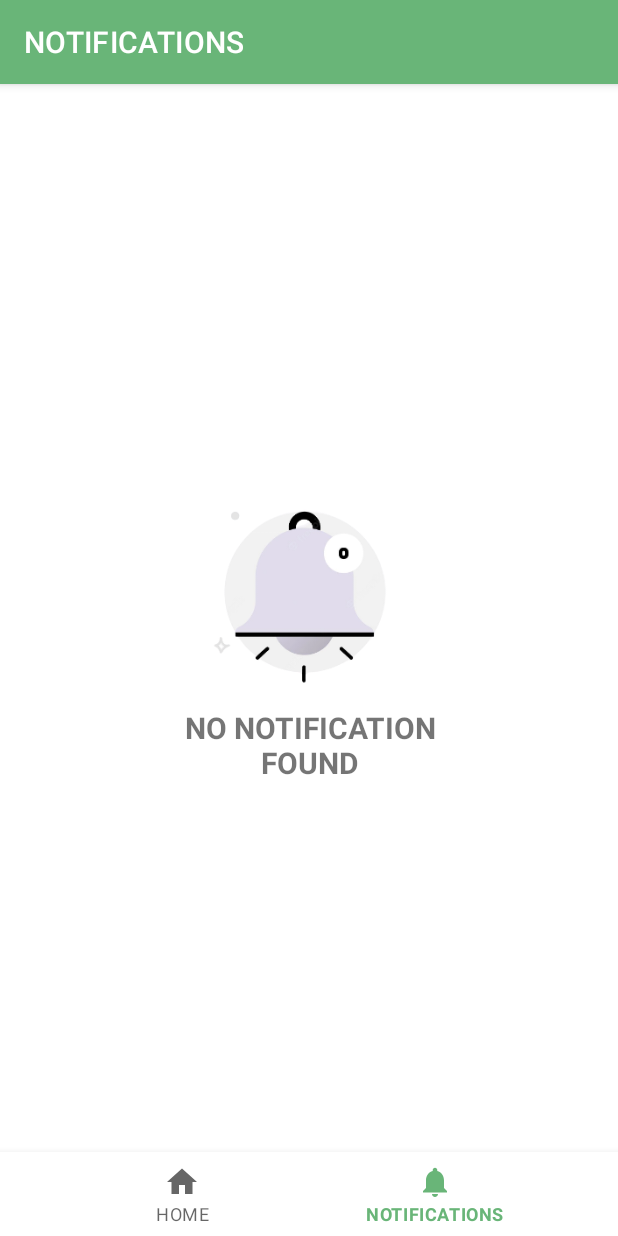
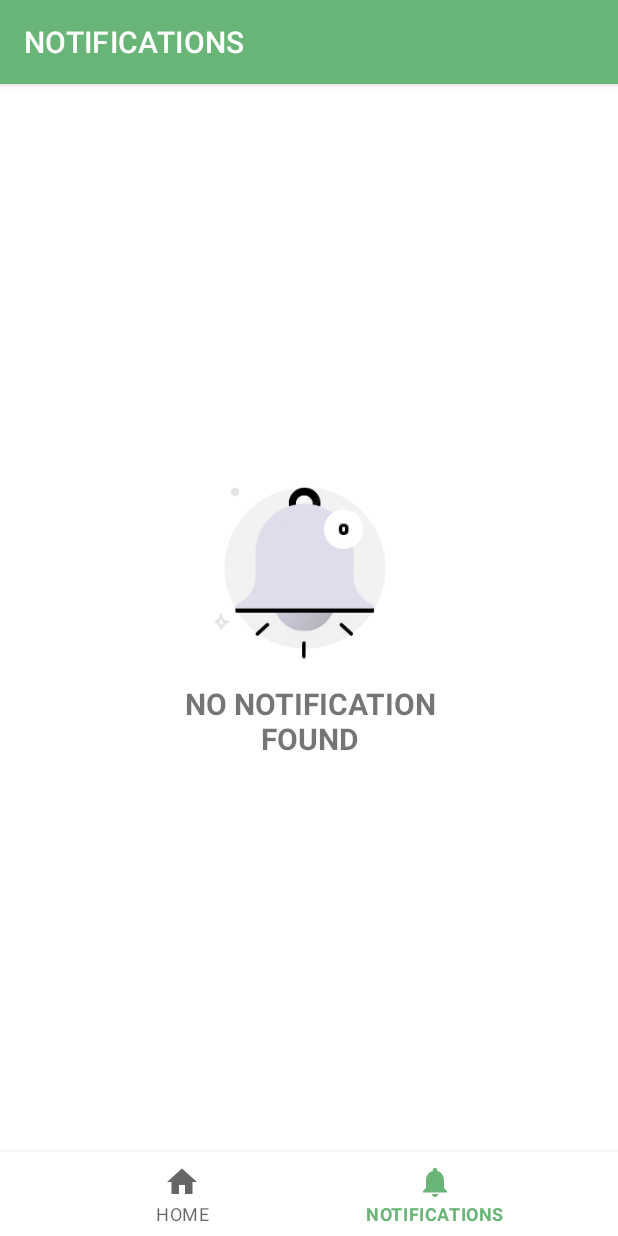
Before and after one commit to SchifName/MyGarage, an Android app: the NotificationsFragment screen opened through its navigation route, on a phone screen of 412 x 824 dp. Run offline under Robolectric (Android 15) with nearby library versions, the phone set to English and light mode, and no system bars; our stand-ins replace Picasso, navigation-ui; libraries missing offline, so code that uses them is left out: it.xabaras.android; pictures from the network do not load.

Commit message:
bug fixes

```diff
--- a/app/src/main/java/com/example/mygarage/ui/notifications/NotificationsFragment.kt
+++ b/app/src/main/java/com/example/mygarage/ui/notifications/NotificationsFragment.kt
@@ -56,11 +56,10 @@ class NotificationsFragment : Fragment() {
         notificationViewModel.allNotification.observe(this.viewLifecycleOwner) { notificationSelected ->
             notificationSelected.let {
                 adapter.submitList(it)
-                if (it.isNotEmpty())
-                {
+                if (it.isNotEmpty()) {
                     binding.notificationFoundConstraintLayout.visibility = View.VISIBLE
                     binding.notificationNotFoundConstraintLayout.visibility = View.GONE
-                }else{
+                } else {
                     binding.notificationFoundConstraintLayout.visibility = View.GONE
                     binding.notificationNotFoundConstraintLayout.visibility = View.VISIBLE
                 }
--- a/app/src/main/res/layout/fragment_notifications.xml
+++ b/app/src/main/res/layout/fragment_notifications.xml
@@ -48,7 +48,7 @@
             android:id="@+id/bell_notification_image"
             android:layout_width="150dp"
             android:layout_height="150dp"
-            android:layout_marginBottom="32dp"
+            android:layout_marginBottom="64dp"
             android:src="@drawable/no_notification_bell"
             app:layout_constraintBottom_toBottomOf="parent"
             app:layout_constraintEnd_toEndOf="parent"
--- a/app/src/main/res/layout/notification_item.xml
+++ b/app/src/main/res/layout/notification_item.xml
@@ -67,7 +67,7 @@
 
             <TextView
                 android:id="@+id/brand_text"
-                android:layout_width="80dp"
+                android:layout_width="75dp"
                 android:layout_height="wrap_content"
                 android:maxLines="2"
                 android:text="@{notification.brand}"
@@ -80,7 +80,7 @@
 
             <TextView
                 android:id="@+id/model_text"
-                android:layout_width="100dp"
+                android:layout_width="150dp"
                 android:layout_height="wrap_content"
                 android:maxLines="2"
                 android:text="@{notification.model}"
```
